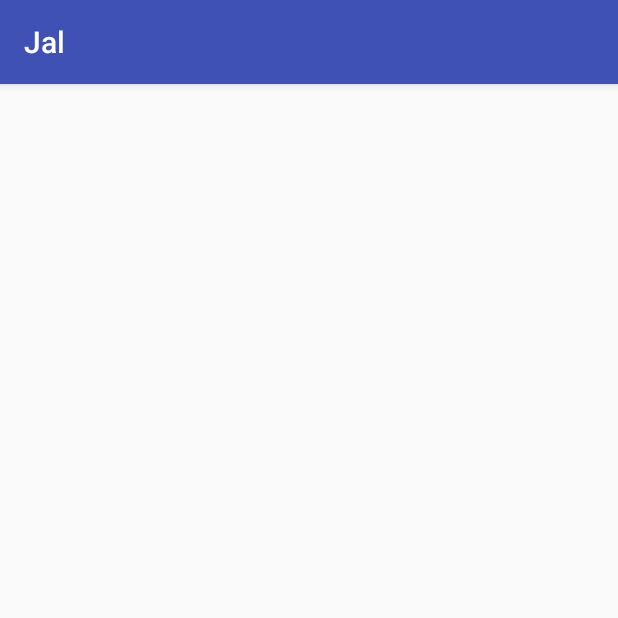
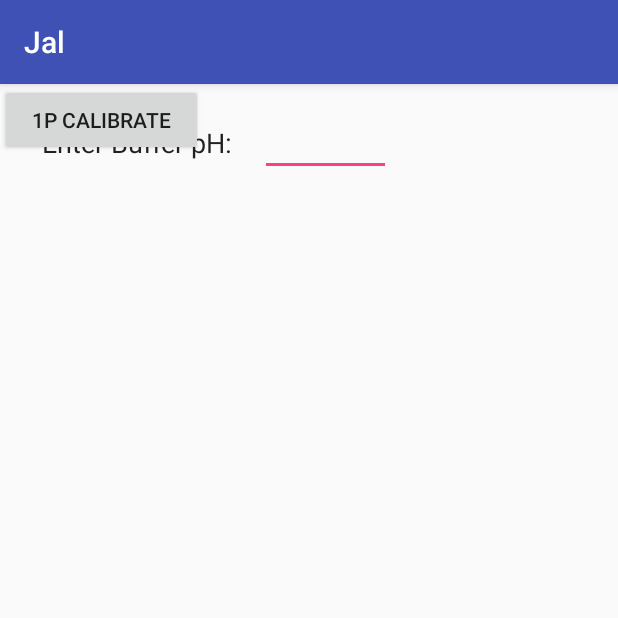
Before and after one commit to TanmayT/Water-Quality-App, an Android app: the CalActivity screen opened directly, with no data from a screen before it, on a phone screen of 412 x 824 dp, the top half of it. Run offline under Robolectric (Android 15) with nearby library versions, the phone set to English and light mode, and no system bars.

Commit message:
added calibration activity

```diff
--- a/android-nodemcu-connection-master/android/Android_NodeMCU_App/app/src/main/java/com/example/cguzel/nodemcu_app/MainActivity.java
+++ b/android-nodemcu-connection-master/android/Android_NodeMCU_App/app/src/main/java/com/example/cguzel/nodemcu_app/MainActivity.java
@@ -36,7 +36,7 @@ public class MainActivity extends AppCompatActivity {
     private int ss = 0, ff = 0;
     public  String led_val = "0";
     public boolean bb = false;
-
+    private JalApplication app = ((JalApplication) this.getApplication());
     public static final String EXTRA_MESSAGE = "com.example.cguzel.nodemcu_app.MainActivity.MESSAGE";
 
     private Handler handler_data = new Handler();
@@ -169,7 +169,8 @@ public class MainActivity extends AppCompatActivity {
             else
                 led_info.setText("Led pin is now :" + "On");
 
-            sensorRead.setText("Sensor :" + data[1] + " mm");
+            app.setPhSensor(Double.parseDouble(data[1]));
+            sensorRead.setText("Sensor :" + String.valueOf(app.getphSensor()));
             millisRead.setText("Millis :" + data[2]);
 
             Intent i = new Intent("my.action").putExtra("data", data[1]);
--- a/android-nodemcu-connection-master/android/Android_NodeMCU_App/app/src/main/res/layout/activity_cal.xml
+++ b/android-nodemcu-connection-master/android/Android_NodeMCU_App/app/src/main/res/layout/activity_cal.xml
@@ -1,6 +1,46 @@
 <?xml version="1.0" encoding="utf-8"?>
-<android.support.constraint.ConstraintLayout
-    xmlns:android="http://schemas.android.com/apk/res/android" android:layout_width="match_parent"
+<android.support.constraint.ConstraintLayout xmlns:android="http://schemas.android.com/apk/res/android"
+    xmlns:app="http://schemas.android.com/apk/res-auto"
+    xmlns:tools="http://schemas.android.com/tools"
+    android:layout_width="match_parent"
     android:layout_height="match_parent">
 
+    <EditText
+        android:id="@+id/pH_val"
+        android:layout_width="87dp"
+        android:layout_height="wrap_content"
+        android:layout_marginEnd="16dp"
+        android:layout_marginLeft="8dp"
+        android:layout_marginRight="16dp"
+        android:layout_marginStart="8dp"
+        android:layout_marginTop="16dp"
+        android:ems="10"
+        android:inputType="textPersonName"
+        app:layout_constraintEnd_toEndOf="parent"
+        app:layout_constraintHorizontal_bias="0.0"
+        app:layout_constraintStart_toEndOf="@+id/textView2"
+        app:layout_constraintTop_toTopOf="parent" />
+
+    <TextView
+        android:id="@+id/textView2"
+        android:layout_width="149dp"
+        android:layout_height="46dp"
+        android:layout_marginLeft="16dp"
+        android:layout_marginStart="16dp"
+        android:layout_marginTop="16dp"
+        android:text="Enter Buffer pH:"
+        android:gravity="center"
+        android:textAppearance="@style/TextAppearance.AppCompat"
+        android:textSize="18sp"
+        app:layout_constraintStart_toStartOf="parent"
+        app:layout_constraintTop_toTopOf="parent" />
+
+    <Button
+        android:id="@+id/btn_cal"
+        android:layout_width="135dp"
+        android:layout_height="wrap_content"
+        android:onClick="buttonClick"
+        android:text="1P Calibrate"
+        tools:layout_editor_absoluteX="105dp"
+        tools:layout_editor_absoluteY="78dp" />
 </android.support.constraint.ConstraintLayout>
```
Also changed, not shown: android-nodemcu-connection-master/android/Android_NodeMCU_App/app/src/main/java/com/example/cguzel/nodemcu_app/CalActivity.java (+24 -1 lines), android-nodemcu-connection-master/android/Android_NodeMCU_App/app/src/main/java/com/example/cguzel/nodemcu_app/JalApplication.java (+18 -4 lines).
